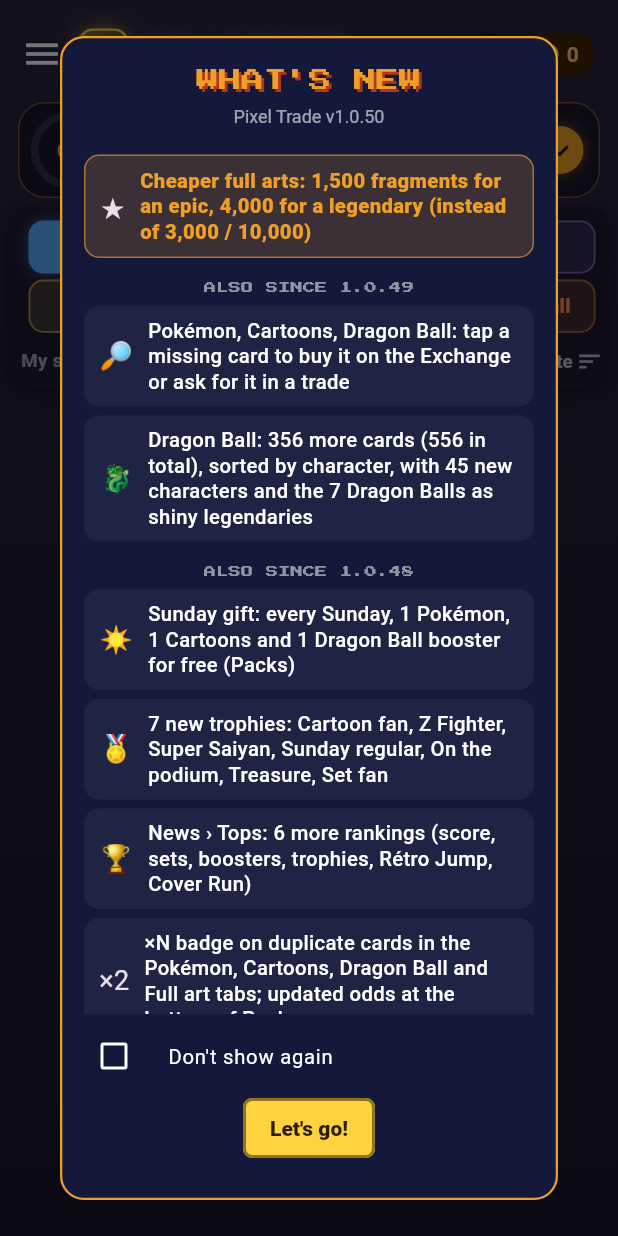
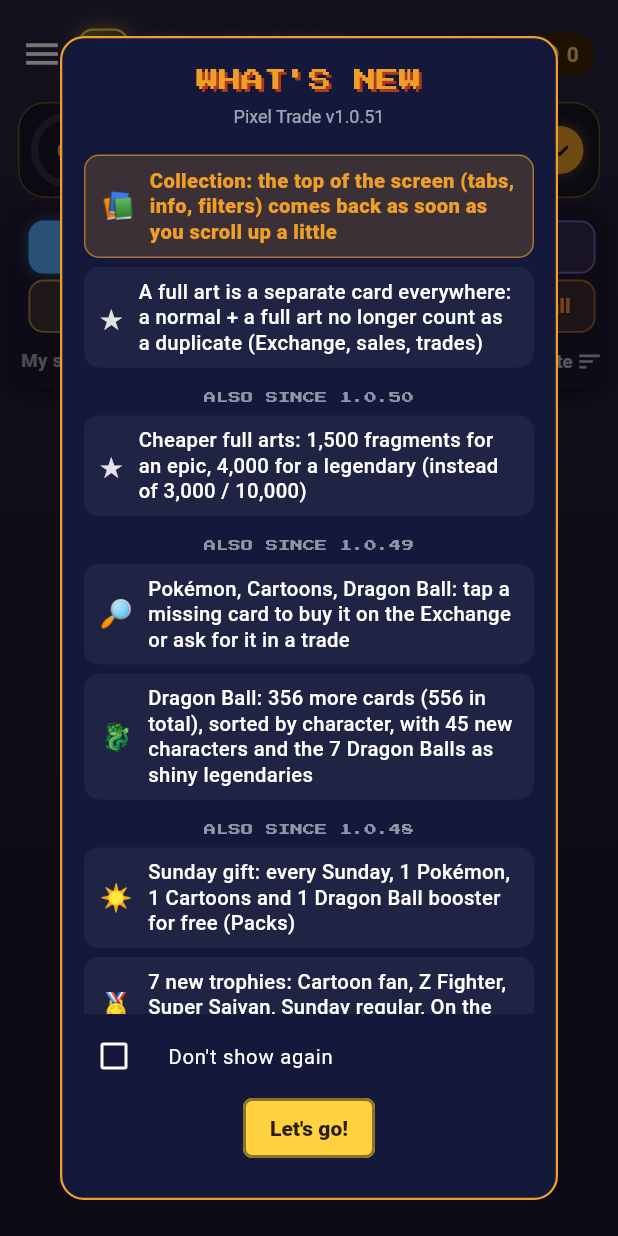
Before and after one commit to foclabroc/retro_collec_app, a Flutter app: the HomeShell screen opened directly, on a phone screen of 412 x 824 dp. Run offline on Flutter 3.47's test engine with Material 3 defaults, Android fonts, the phone set to English and light mode, and no system bars; our stand-ins replace flutter_local_notifications, google_fonts, open_filex, sensors_plus, shared_preferences, web; missing offline and left inert: dart:js_interop, workmanager; accounts and stored records are empty; network calls fail; statements that could not run were skipped.

Commit message:
Version 1.0.51 (nouveautés, CHANGELOG, CLAUDE.md)
Co-Authored-By: Claude Opus 5.5 <noreply@anthropic.com>
Claude-Session: https://claude.ai/code/session_01Cs3xDs6REgMfrB1okoWgrZ

```diff
--- a/lib/update_check.dart
+++ b/lib/update_check.dart
@@ -19,7 +19,7 @@ import 'web_audio_stub.dart' if (dart.library.js_interop) 'web_audio_web.dart';
 // ═══════════════════════════════════════════════════════════════════════════
 
 /// Version de l'application (identique au pubspec.yaml, sans le « +N »).
-const kRetroCollecVersion = '1.0.50';
+const kRetroCollecVersion = '1.0.51';
 
 const _apiLatest = 'https://api.github.com/repos/foclabroc/retro_collec_app/releases/latest';
 const _releasesPage = 'https://github.com/foclabroc/retro_collec_app/releases/latest';
--- a/lib/whats_new.dart
+++ b/lib/whats_new.dart
@@ -12,6 +12,11 @@ import 'update_check.dart';
 // ═══════════════════════════════════════════════════════════════════════════
 
 const _kNews = <(String, String, String)>[
+  ('📚', 'Collection : le haut de l\'écran (onglets, infos, filtres) revient dès que tu remontes un peu, plus besoin de remonter toute la liste',
+      'Collection: the top of the screen (tabs, info, filters) comes back as soon as you scroll up a little'),
+  ('★', 'Une full art est une carte à part partout : une normale + une full art ne comptent plus comme un doublon (Bourse, ventes, échanges)',
+      'A full art is a separate card everywhere: a normal + a full art no longer count as a duplicate (Exchange, sales, trades)'),
+  ('#', 'Aussi depuis la 1.0.50', 'Also since 1.0.50'),
   ('★', 'Full art moins chères : 1 500 fragments pour une épique, 4 000 pour une légendaire (au lieu de 3 000 / 10 000)',
       'Cheaper full arts: 1,500 fragments for an epic, 4,000 for a legendary (instead of 3,000 / 10,000)'),
   ('#', 'Aussi depuis la 1.0.49', 'Also since 1.0.49'),
--- a/pubspec.yaml
+++ b/pubspec.yaml
@@ -1,7 +1,7 @@
 name: retro_collec
 description: Pixel Trade — collection multijoueur de boîtes de jeux rétro (paquets, échanges, marché) by foclabroc
 publish_to: 'none'
-version: 1.0.50+51
+version: 1.0.51+52
 
 environment:
   sdk: '>=3.0.0 <4.0.0'
```
Also changed, not shown: 2 other files.
